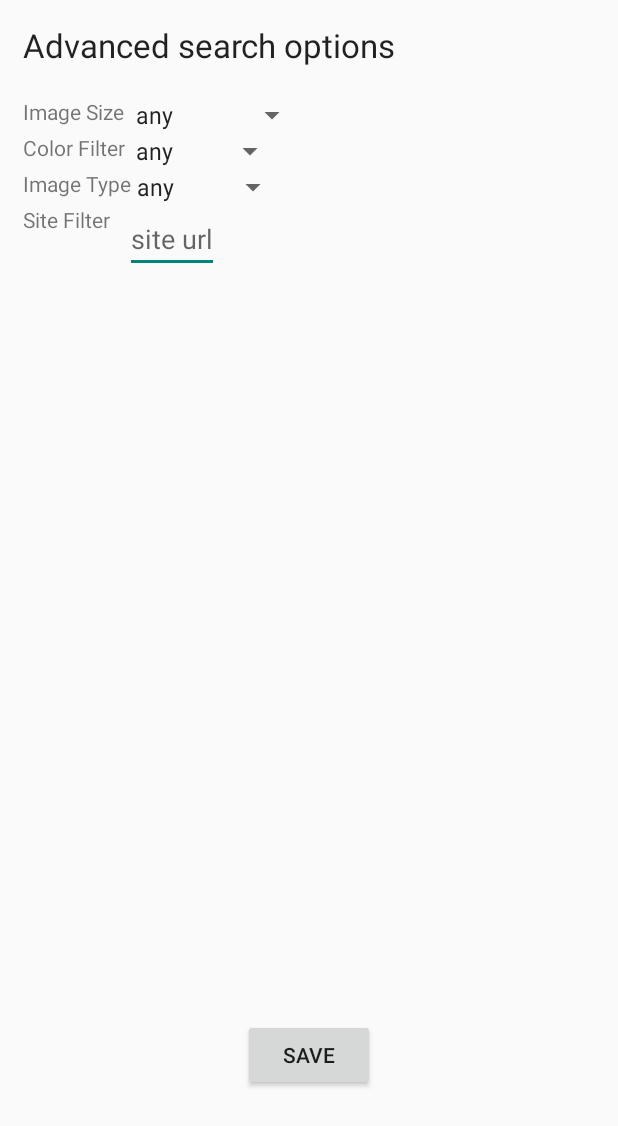
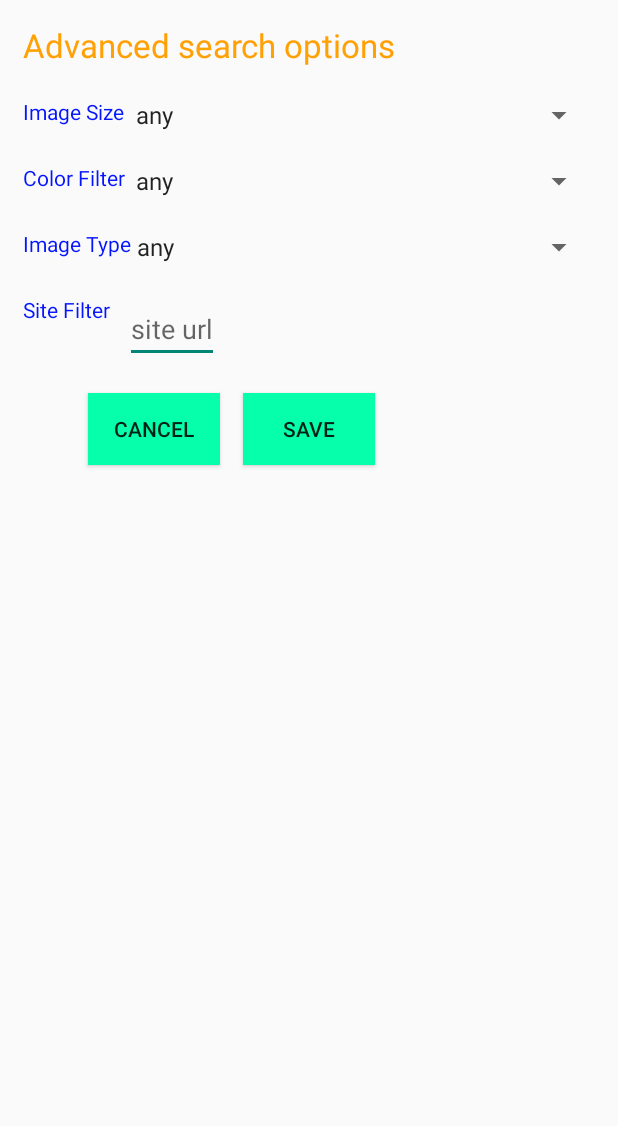
Before and after one commit to aaronucsd/GridImageSearch, an Android app: the layout fragment_settings.xml on its own in the app's theme, with its tools: preview values and no code run, on a phone screen of 412 x 824 dp. Shown: the top 1126 px of the screen. Run offline under Robolectric (Android 15) with nearby library versions, the phone set to English and light mode, and no system bars.

Commit message:
updated icecap image and styling
Added better dialog styles and updated read me

```diff
--- a/app/src/main/java/com/codepath/gridimagesearch/activities/SettingsFragment.java
+++ b/app/src/main/java/com/codepath/gridimagesearch/activities/SettingsFragment.java
@@ -86,6 +86,13 @@ public class SettingsFragment extends DialogFragment implements TextView.OnEdito
             }
         });
 
+        Button btnCancel = (Button) view.findViewById(R.id.btnCancel);
+        btnCancel.setOnClickListener(new View.OnClickListener() {
+            @Override
+            public void onClick(View v) {
+                dismiss();
+            }
+        });
         return view;
     }
 
--- a/app/src/main/res/layout/fragment_settings.xml
+++ b/app/src/main/res/layout/fragment_settings.xml
@@ -14,7 +14,8 @@
         android:layout_alignParentTop="true"
         android:layout_alignParentLeft="true"
         android:layout_alignParentStart="true"
-        android:layout_marginBottom="20dp"/>
+        android:layout_marginBottom="20dp"
+        android:textColor="#ffffa005" />
 
     <TextView
         android:layout_width="wrap_content"
@@ -24,7 +25,10 @@
         android:id="@+id/tvSize"
         android:layout_below="@+id/tvTitle"
         android:layout_alignParentLeft="true"
-        android:layout_alignParentStart="true" />
+        android:layout_alignParentStart="true"
+        android:layout_marginBottom="20dp"
+        android:textColor="#ff0414ff"
+        android:textColorHighlight="#ffdab1ff" />
 
     <Spinner
         android:layout_width="wrap_content"
@@ -35,7 +39,9 @@
         android:layout_toEndOf="@+id/tvSize"
         android:entries="@array/size_arrays"
         android:prompt="@string/size_prompt"
-        android:spinnerMode="dropdown" />
+        android:layout_alignParentRight="true"
+        android:spinnerMode="dropdown"
+        android:layout_marginBottom="20dp"/>
 
     <TextView
         android:layout_width="wrap_content"
@@ -45,7 +51,10 @@
         android:id="@+id/tvColor"
         android:layout_below="@+id/sSize"
         android:layout_alignParentLeft="true"
-        android:layout_alignParentStart="true" />
+        android:layout_alignParentStart="true"
+        android:layout_marginBottom="20dp"
+        android:textColor="#ff0414ff"
+        android:textColorHighlight="#ffdab1ff" />
 
     <Spinner
         android:layout_width="wrap_content"
@@ -56,7 +65,9 @@
         android:layout_toEndOf="@+id/tvSize"
         android:entries="@array/color_arrays"
         android:prompt="@string/color_prompt"
-        android:spinnerMode="dropdown" />
+        android:layout_alignParentRight="true"
+        android:spinnerMode="dropdown"
+        android:layout_marginBottom="20dp"/>
 
     <TextView
         android:layout_width="wrap_content"
@@ -66,7 +77,10 @@
         android:id="@+id/tvType"
         android:layout_below="@+id/sColor"
         android:layout_alignParentLeft="true"
-        android:layout_alignParentStart="true" />
+        android:layout_alignParentStart="true"
+        android:layout_marginBottom="20dp"
+        android:textColor="#ff0414ff"
+        android:textColorHighlight="#ffdab1ff" />
 
     <Spinner
         android:layout_width="wrap_content"
@@ -75,9 +89,11 @@
         android:layout_below="@+id/sColor"
         android:layout_toRightOf="@+id/tvColor"
         android:layout_toEndOf="@+id/tvColor"
+        android:layout_alignParentRight="true"
         android:entries="@array/type_arrays"
         android:prompt="@string/type_prompt"
-        android:spinnerMode="dropdown" />
+        android:spinnerMode="dropdown"
+        android:layout_marginBottom="20dp"/>
 
     <TextView
         android:layout_width="wrap_content"
@@ -87,7 +103,10 @@
         android:id="@+id/tvSite"
         android:layout_below="@+id/sType"
         android:layout_alignParentLeft="true"
-        android:layout_alignParentStart="true" />
+        android:layout_alignParentStart="true"
+        android:layout_marginBottom="20dp"
+        android:textColor="#ff0414ff"
+        android:textColorHighlight="#ffdab1ff"/>
 
     <EditText
         android:layout_width="wrap_content"
@@ -96,19 +115,31 @@
         android:layout_below="@+id/sType"
         android:layout_marginLeft="10dp"
         android:layout_toRightOf="@+id/tvSite"
-        android:hint="site url" />
+        android:hint="site url"
+        android:layout_marginBottom="20dp"/>
+
+    <Button
+        android:layout_width="wrap_content"
+        android:layout_height="wrap_content"
+        android:text="Cancel"
+        android:id="@+id/btnCancel"
+        android:layout_below="@+id/etSite"
+        android:layout_marginBottom="30dp"
+        android:layout_toLeftOf="@+id/btnSave"
+        android:layout_marginRight="15dp"
+        android:imeOptions="actionDone"
+        android:onClick="cancelSettings"
+        android:background="#ff05ffaa" />
 
     <Button
         android:layout_width="wrap_content"
         android:layout_height="wrap_content"
         android:text="Save"
         android:id="@+id/btnSave"
-        android:layout_alignParentBottom="true"
+        android:layout_below="@+id/etSite"
         android:layout_centerHorizontal="true"
-        android:layout_marginBottom="81dp"
+        android:layout_marginBottom="30dp"
         android:imeOptions="actionDone"
         android:onClick="saveSettings"
-        />
-
-
+        android:background="#ff05ffaa" />
 </RelativeLayout>
--- a/app/src/main/res/menu/menu_search.xml
+++ b/app/src/main/res/menu/menu_search.xml
@@ -6,6 +6,6 @@
         android:id="@+id/action_settings"
         android:title="@string/action_settings"
         android:orderInCategory="100"
-        android:icon="@drawable/ic_settings"
+        android:icon="@drawable/ic_settings2"
         app:showAsAction="always" />
 </menu>
```
Also changed, not shown: app/src/main/ic_settings2-web.png (added), app/src/main/res/drawable-hdpi/ic_settings2.png (added), app/src/main/res/drawable-mdpi/ic_settings2.png (added), app/src/main/res/drawable-xhdpi/ic_settings2.png (added), app/src/main/res/drawable-xxhdpi/ic_settings2.png (added), 1 other file.
